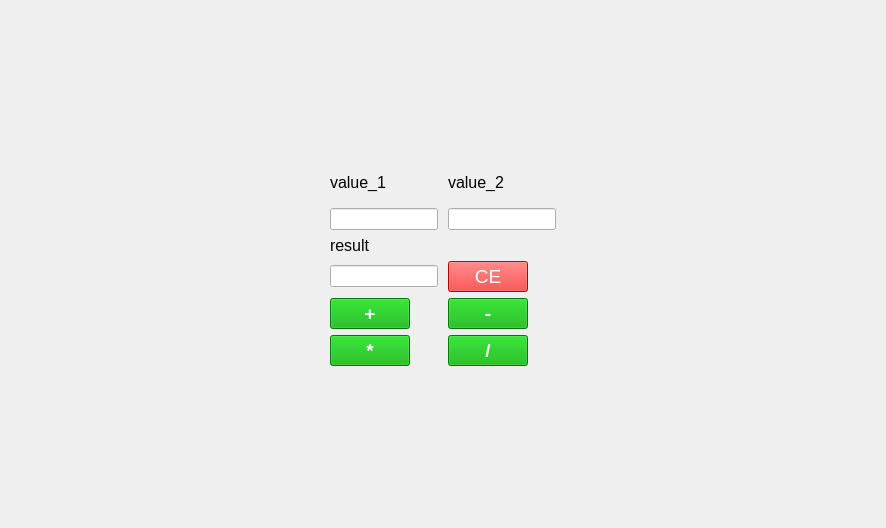
First picture: the form in calculator.ui, repository dronows/Calculator, before the edit.
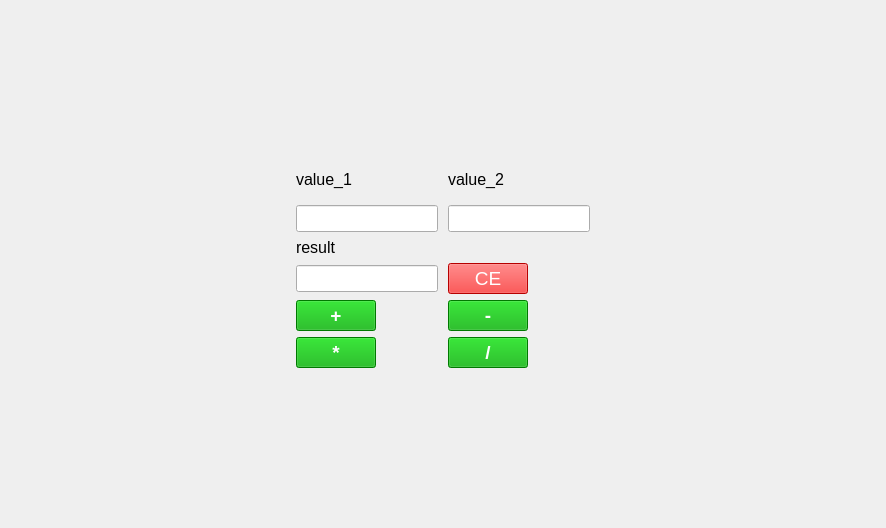
Second picture: the form after the edit.

What changed in the file:
```diff
--- a/calculator.ui
+++ b/calculator.ui
@@ -16,6 +16,11 @@
     <verstretch>200</verstretch>
    </sizepolicy>
   </property>
+  <property name="font">
+   <font>
+    <pointsize>12</pointsize>
+   </font>
+  </property>
   <property name="windowTitle">
    <string>Form</string>
   </property>
```
